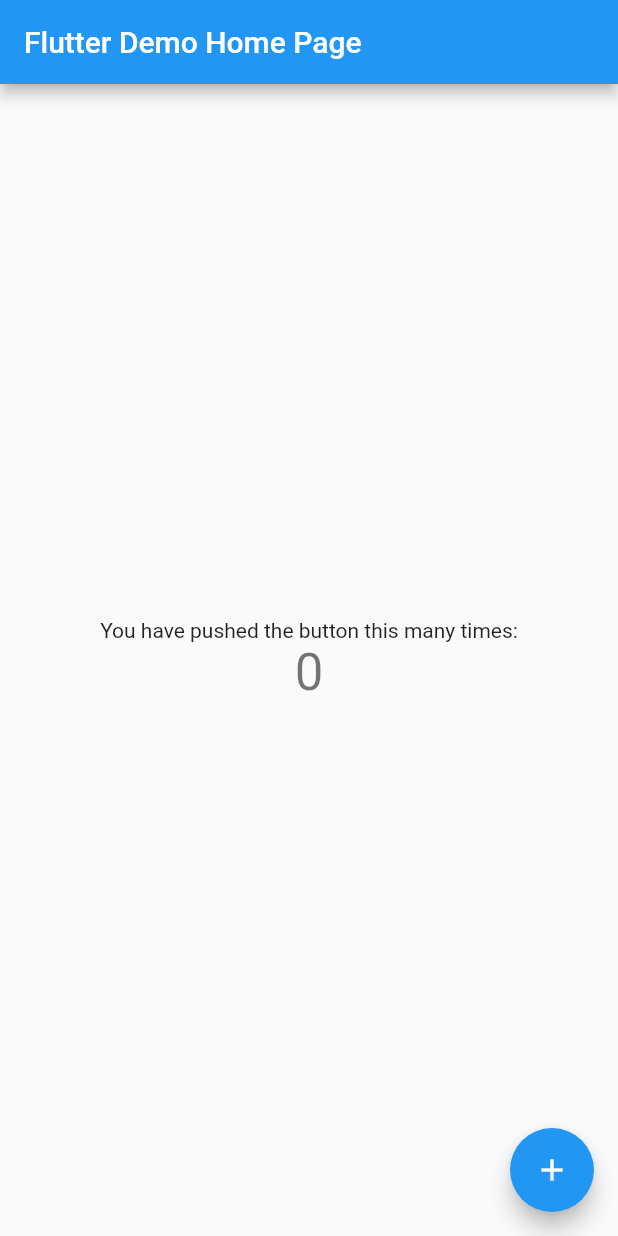
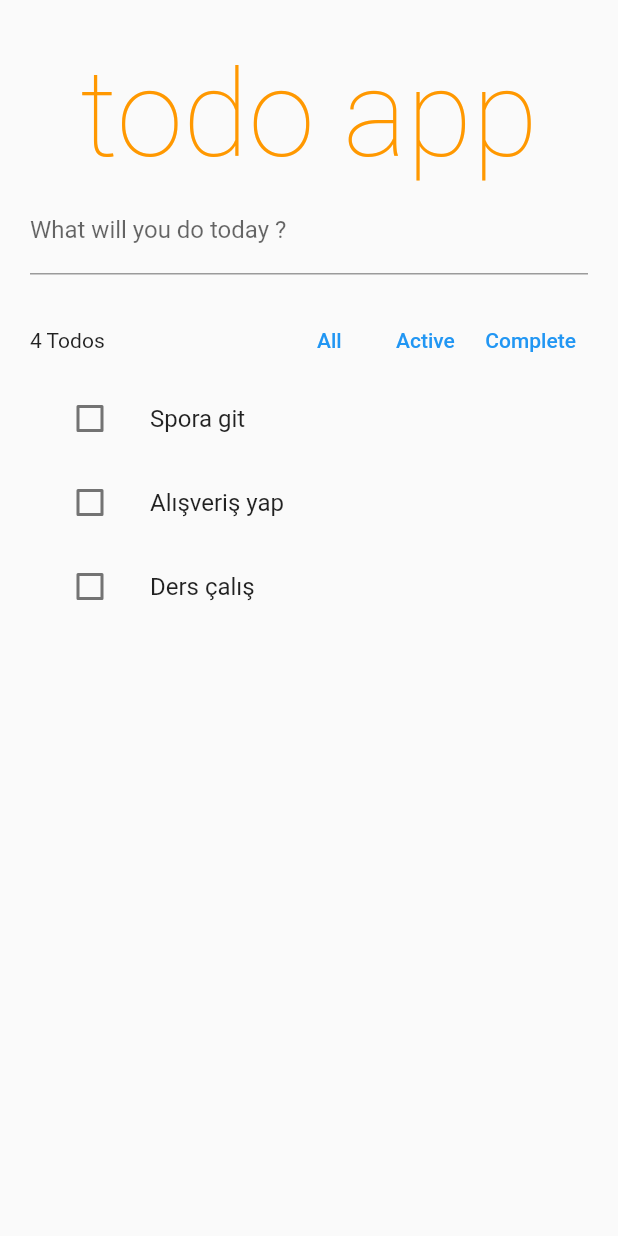
Before and after one commit to okancezik/ToDoApp, a Flutter app: the screen it shows after launch, on a phone screen of 412 x 824 dp. Run offline on Flutter 3.47's test engine with Material 2 defaults, Android fonts, the phone set to English and light mode, and no system bars.

Commit message:
added to do view, some widgets

```diff
--- /dev/null
+++ b/lib/features/to_do/to_do_view.dart
@@ -0,0 +1,54 @@
+import 'package:flutter/material.dart';
+import 'package:to_do_app/product/models/to_do_model.dart';
+import 'package:to_do_app/product/widgets/title_widget.dart';
+import 'package:to_do_app/product/widgets/todo_list_item_widget.dart';
+import 'package:to_do_app/product/widgets/toolbar_widget.dart';
+import 'package:uuid/uuid.dart';
+
+class ToDoApp extends StatelessWidget {
+  ToDoApp({super.key});
+
+  final _controller = TextEditingController();
+
+  List<ToDoModel> _allToDos = [
+    ToDoModel(id: const Uuid().v4(), description: "Spora git"),
+    ToDoModel(id: const Uuid().v4(), description: "Alışveriş yap"),
+    ToDoModel(id: const Uuid().v4(), description: "Ders çalış"),
+  ];
+
+  @override
+  Widget build(BuildContext context) {
+    return Scaffold(
+      body: Padding(
+        padding: const EdgeInsets.symmetric(horizontal: 20.0, vertical: 30.0),
+        child: ListView(
+          children: [
+            const TitleWidget(),
+            TextFormField(
+              controller: _controller,
+              decoration:
+                  const InputDecoration(labelText: "What will you do today ? "),
+              onFieldSubmitted: (value) {
+                print("$value");
+              },
+            ),
+            const SizedBox(
+              height: 20,
+            ),
+            const ToolBarWidget(),
+            for (var i = 0; i < _allToDos.length; i++)
+              Dismissible(
+                key: ValueKey(_allToDos[i].id),
+                child: ToDoListItemWidget(
+                  toDoModel: _allToDos[i],
+                ),
+                onDismissed: (direction) {
+
+                },
+              )
+          ],
+        ),
+      ),
+    );
+  }
+}
--- a/lib/main.dart
+++ b/lib/main.dart
@@ -1,4 +1,5 @@
 import 'package:flutter/material.dart';
+import 'package:to_do_app/features/to_do/to_do_view.dart';
 
 void main() {
   runApp(const MyApp());
@@ -24,92 +25,7 @@ class MyApp extends StatelessWidget {
         // is not restarted.
         primarySwatch: Colors.blue,
       ),
-      home: const MyHomePage(title: 'Flutter Demo Home Page'),
+      home: ToDoApp(),
     );
   }
 }
-
-class MyHomePage extends StatefulWidget {
-  const MyHomePage({super.key, required this.title});
-
-  // This widget is the home page of your application. It is stateful, meaning
-  // that it has a State object (defined below) that contains fields that affect
-  // how it looks.
-
-  // This class is the configuration for the state. It holds the values (in this
-  // case the title) provided by the parent (in this case the App widget) and
-  // used by the build method of the State. Fields in a Widget subclass are
-  // always marked "final".
-
-  final String title;
-
-  @override
-  State<MyHomePage> createState() => _MyHomePageState();
-}
-
-class _MyHomePageState extends State<MyHomePage> {
-  int _counter = 0;
-
-  void _incrementCounter() {
-    setState(() {
-      // This call to setState tells the Flutter framework that something has
-      // changed in this State, which causes it to rerun the build method below
-      // so that the display can reflect the updated values. If we changed
-      // _counter without calling setState(), then the build method would not be
-      // called again, and so nothing would appear to happen.
-      _counter++;
-    });
-  }
-
-  @override
-  Widget build(BuildContext context) {
-    // This method is rerun every time setState is called, for instance as done
-    // by the _incrementCounter method above.
-    //
-    // The Flutter framework has been optimized to make rerunning build methods
-    // fast, so that you can just rebuild anything that needs updating rather
-    // than having to individually change instances of widgets.
-    return Scaffold(
-      appBar: AppBar(
-        // Here we take the value from the MyHomePage object that was created by
-        // the App.build method, and use it to set our appbar title.
-        title: Text(widget.title),
-      ),
-      body: Center(
-        // Center is a layout widget. It takes a single child and positions it
-        // in the middle of the parent.
-        child: Column(
-          // Column is also a layout widget. It takes a list of children and
-          // arranges them vertically. By default, it sizes itself to fit its
-          // children horizontally, and tries to be as tall as its parent.
-          //
-          // Invoke "debug painting" (press "p" in the console, choose the
-          // "Toggle Debug Paint" action from the Flutter Inspector in Android
-          // Studio, or the "Toggle Debug Paint" command in Visual Studio Code)
-          // to see the wireframe for each widget.
-          //
-          // Column has various properties to control how it sizes itself and
-          // how it positions its children. Here we use mainAxisAlignment to
-          // center the children vertically; the main axis here is the vertical
-          // axis because Columns are vertical (the cross axis would be
-          // horizontal).
-          mainAxisAlignment: MainAxisAlignment.center,
-          children: <Widget>[
-            const Text(
-              'You have pushed the button this many times:',
-            ),
-            Text(
-              '$_counter',
-              style: Theme.of(context).textTheme.headline4,
-            ),
-          ],
-        ),
-      ),
-      floatingActionButton: FloatingActionButton(
-        onPressed: _incrementCounter,
-        tooltip: 'Increment',
-        child: const Icon(Icons.add),
-      ), // This trailing comma makes auto-formatting nicer for build methods.
-    );
-  }
-}
--- /dev/null
+++ b/lib/product/models/to_do_model.dart
@@ -0,0 +1,8 @@
+class ToDoModel {
+  final String id;
+  final String description;
+  final bool isCompleted;
+
+  ToDoModel(
+      {required this.id, required this.description, this.isCompleted=false});
+}
--- /dev/null
+++ b/lib/product/widgets/title_widget.dart
@@ -0,0 +1,15 @@
+import 'package:flutter/material.dart';
+
+class TitleWidget extends StatelessWidget {
+  const TitleWidget({super.key});
+
+  @override
+  Widget build(BuildContext context) {
+    return const Text(
+      "todo app",
+      textAlign: TextAlign.center,
+      style: TextStyle(
+          color: Colors.orange, fontSize: 80, fontWeight: FontWeight.w200,),
+    );
+  }
+}
--- /dev/null
+++ b/lib/product/widgets/todo_list_item_widget.dart
@@ -0,0 +1,18 @@
+import 'package:flutter/material.dart';
+import 'package:to_do_app/product/models/to_do_model.dart';
+
+class ToDoListItemWidget extends StatelessWidget {
+
+  final ToDoModel toDoModel;
+  const ToDoListItemWidget({super.key, required this.toDoModel});
+
+  @override
+  Widget build(BuildContext context) {
+    return ListTile(
+      leading: Checkbox(value: toDoModel.isCompleted, onChanged: (value) {
+        print(value.toString());
+      },),
+      title: Text(toDoModel.description),
+    );
+  }
+}
--- /dev/null
+++ b/lib/product/widgets/toolbar_widget.dart
@@ -0,0 +1,27 @@
+import 'package:flutter/material.dart';
+
+class ToolBarWidget extends StatelessWidget {
+  const ToolBarWidget({super.key});
+
+  @override
+  Widget build(BuildContext context) {
+    return Row(
+      mainAxisAlignment: MainAxisAlignment.spaceBetween,
+      children: [
+        const Expanded(child: Text("4 Todos")),
+        Tooltip(
+          message: "All Todos",
+          child: TextButton(onPressed: () {}, child: const Text("All")),
+        ),
+         Tooltip(
+          message: "Only Uncompleted Todos",
+          child: TextButton(onPressed: () {}, child: const Text("Active")),
+        ),
+         Tooltip(
+          message: "Only Completed Todos",
+          child: TextButton(onPressed: () {}, child: const Text("Complete")),
+        ),
+      ],
+    );
+  }
+}
```
Also changed, not shown: pubspec.yaml (+4 -21 lines), pubspec.lock.
